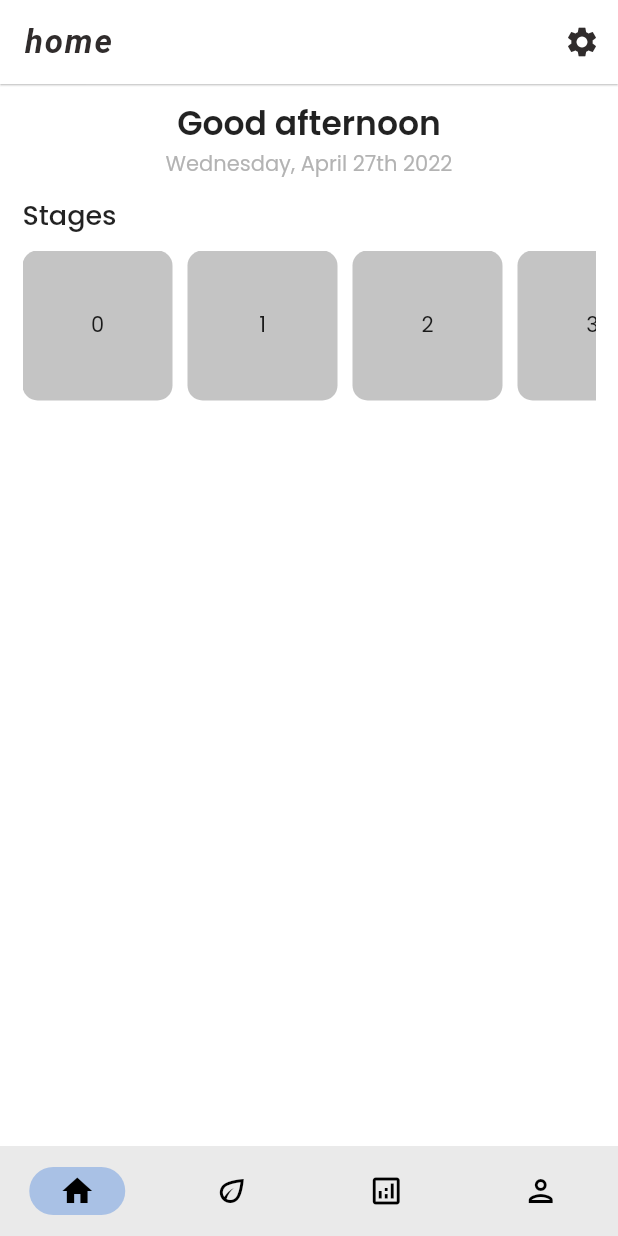
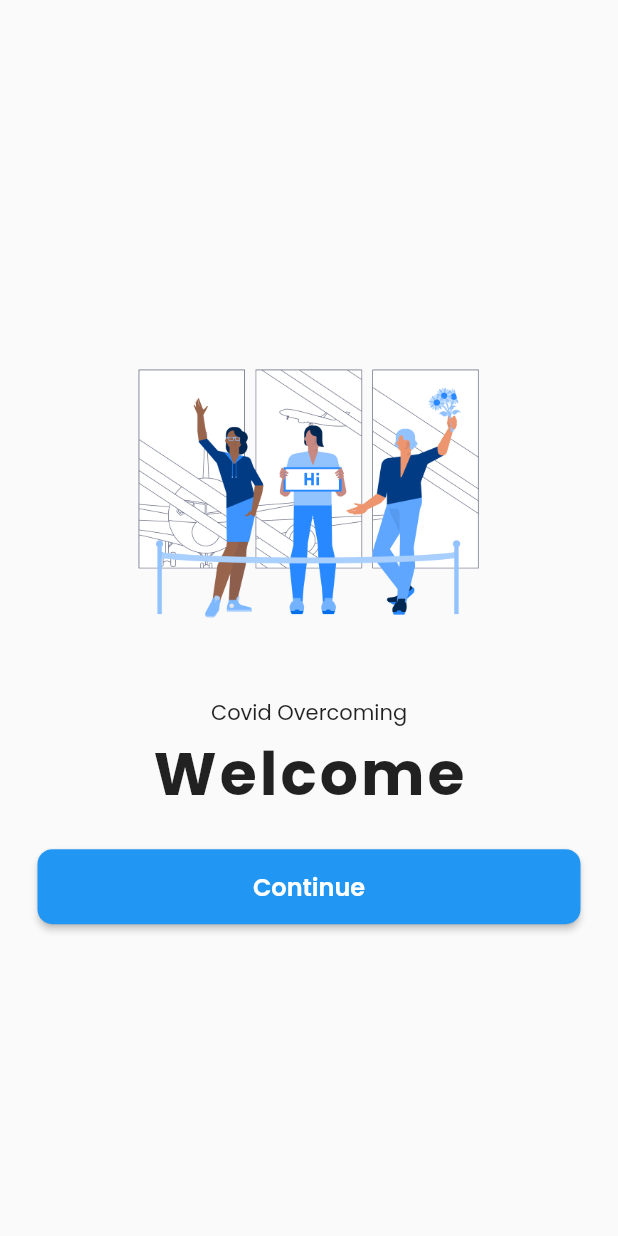
Before and after one commit to tran-haison/Covid-Overcoming, a Flutter app: the screen it shows after launch, on a phone screen of 412 x 824 dp. Run offline on Flutter 3.47's test engine with Material 2 defaults, Android fonts, the phone set to English and light mode, and no system bars; drawn by our look-alikes of oktoast; our stand-ins replace either_dart, equatable, firebase_auth, firebase_core, floor, fluro and 7 more; missing offline and left inert: sp_util; accounts and stored records are empty; generated files the repository leaves out were written again; statements that could not run were skipped.

Commit message:
feat: Implement landing page ui

```diff
--- a/lib/app.dart
+++ b/lib/app.dart
@@ -1,5 +1,6 @@
 import 'package:covid_overcoming/config/route/routes.dart';
 import 'package:covid_overcoming/generated/l10n.dart';
+import 'package:covid_overcoming/presentation/pages/landing/landing_page.dart';
 import 'package:covid_overcoming/presentation/pages/main/main_page.dart';
 import 'package:covid_overcoming/values/res/fonts.dart';
 import 'package:covid_overcoming/values/res/strings.dart';
@@ -29,7 +30,7 @@ class App extends StatelessWidget {
           GlobalCupertinoLocalizations.delegate,
         ],
         supportedLocales: S.delegate.supportedLocales,
-        home: const MainPage(),
+        home: const LandingPage(),
       ),
     );
   }
--- /dev/null
+++ b/lib/presentation/pages/landing/landing_page.dart
@@ -0,0 +1,74 @@
+import 'package:covid_overcoming/presentation/widgets/common_gaps.dart';
+import 'package:covid_overcoming/presentation/widgets/common_text_styles.dart';
+import 'package:covid_overcoming/values/constant/asset_paths.dart';
+import 'package:covid_overcoming/values/res/colors.dart';
+import 'package:covid_overcoming/values/res/dimens.dart';
+import 'package:covid_overcoming/values/res/strings.dart';
+import 'package:flutter/material.dart';
+
+class LandingPage extends StatelessWidget {
+  const LandingPage({Key? key}) : super(key: key);
+
+  @override
+  Widget build(BuildContext context) {
+    return Scaffold(
+      body: SafeArea(
+        child: Padding(
+          padding: const EdgeInsets.symmetric(
+            vertical: Dimens.dimen15,
+            horizontal: Dimens.dimen25,
+          ),
+          child: Center(
+            child: Column(
+              mainAxisAlignment: MainAxisAlignment.center,
+              crossAxisAlignment: CrossAxisAlignment.center,
+              children: <Widget>[
+                Image.asset(
+                  AssetPaths.imgWelcome,
+                  height: MediaQuery
+                      .of(context)
+                      .size
+                      .height * 0.3,
+                  width: MediaQuery
+                      .of(context)
+                      .size
+                      .width * 0.7,
+                ),
+                vGap10,
+                Text(Strings.appName),
+                Text(
+                  'Welcome',
+                  style: textStyle.copyWith(fontStyle: FontStyle.normal),
+                ),
+                vGap20,
+                ElevatedButton(
+                  onPressed: () {},
+                  child: Text(
+                    'Continue',
+                    style: TextStyle(
+                      fontSize: Dimens.fontSize16,
+                      color: colorWhite,
+                      fontWeight: FontWeight.w600,
+                    ),
+                  ),
+                  style: ElevatedButton.styleFrom(
+                    fixedSize: Size(
+                      MediaQuery
+                          .of(context)
+                          .size
+                          .width,
+                      50,
+                    ),
+                    shape: RoundedRectangleBorder(
+                      borderRadius: BorderRadius.circular(Dimens.radius10),
+                    ),
+                  ),
+                ),
+              ],
+            ),
+          ),
+        ),
+      ),
+    );
+  }
+}
--- a/lib/presentation/pages/main/main_page.dart
+++ b/lib/presentation/pages/main/main_page.dart
@@ -109,7 +109,7 @@ class _MainPageState extends State<MainPage> {
             label: Strings.test,
           ),
           NavigationDestination(
-            selectedIcon: Icon(Icons.work),
+            selectedIcon: Icon(Icons.analytics),
             icon: Icon(Icons.analytics_outlined),
             label: Strings.exercise,
           ),
--- a/lib/values/constant/asset_paths.dart
+++ b/lib/values/constant/asset_paths.dart
@@ -1,4 +1,7 @@
 class AssetPaths {
   static const assets = 'assets';
   static const database = 'db/app.db';
+
+  /// Images
+  static const imgWelcome = 'assets/images/img_welcome.png';
 }
```
Also changed, not shown: assets/images/img_welcome.png (added), 3 other files.
